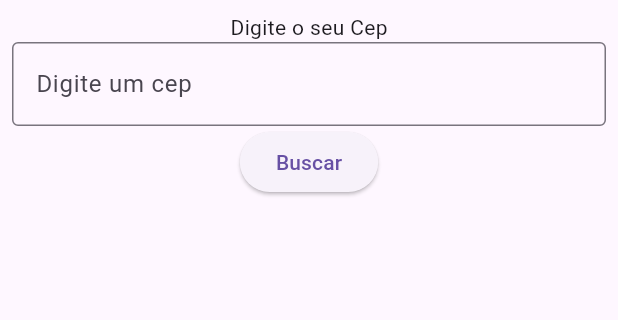
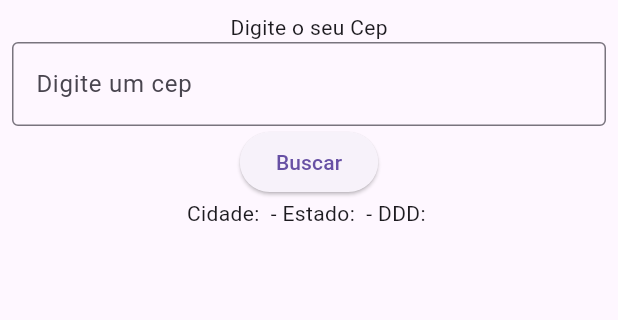
Before and after one commit to FelipeRodrigues07/project-flutter, a Flutter app: the screen it shows after launch, on a phone screen of 412 x 824 dp, the part 84-404 px from its top. Run offline on Flutter 3.47's test engine with Material 3 defaults, Android fonts, the phone set to English and light mode, and no system bars.

Commit message:
feat: add page home

```diff
--- a/lib/app/app_widget.dart
+++ b/lib/app/app_widget.dart
@@ -7,6 +7,7 @@ class AppWidget extends StatelessWidget {
   @override
   Widget build(BuildContext context) {
     return const MaterialApp(
+      debugShowCheckedModeBanner: false,
       home: HomePage(),
     );
   }
--- a/lib/app/home/home_page.dart
+++ b/lib/app/home/home_page.dart
@@ -1,3 +1,5 @@
+import 'dart:convert';
+
 import 'package:flutter/material.dart';
 import 'package:http/http.dart' as http;
 
@@ -9,12 +11,35 @@ class HomePage extends StatefulWidget {
 }
 
 class _HomePageState extends State<HomePage> {
+  TextEditingController controllerCep =
+      TextEditingController(); //função para pegar o valor
 
-  TextEditingController controllerCep = TextEditingController();  //função para pegar o valor
+  String? cidade = '';
+  String? estado = '';
+  String? ddd = '';
 
-  Future<void> searchCep(String cep) async{
+  bool isLoading = false;
+
+  Future<void> searchCep(String cep) async {
+    setState(() {
+      isLoading = true;
+    });
     String url = 'https://viacep.com.br/ws/$cep/json/';
-    final reponse = await http.get(Uri.parse(url))
+    final response = await http.get(Uri.parse(url));
+    final json = jsonDecode(response.body);
+    // print(json);
+    setState(() {
+      cidade = json['localidade'];
+      estado = json['uf'];
+      ddd = json['ddd'];
+    });
+    setState(() {
+      isLoading = false;
+    });
+  }
+
+  bool isValidFields() {
+    return cidade == null || estado == null || ddd == null ? false : true;
   }
 
   @override
@@ -22,7 +47,8 @@ class _HomePageState extends State<HomePage> {
     return Scaffold(
       appBar: AppBar(
         backgroundColor: Colors.blue,
-        title: const Text("Buscador Cep", style: TextStyle(color: Colors.white)),
+        title:
+            const Text("Buscador Cep", style: TextStyle(color: Colors.white)),
       ),
       body: Padding(
         padding: const EdgeInsets.all(8.0),
@@ -32,14 +58,18 @@ class _HomePageState extends State<HomePage> {
             TextFormField(
               controller: controllerCep,
               decoration: const InputDecoration(
-              labelText: "Digite um cep",
-              border: OutlineInputBorder()
+                  labelText: "Digite um cep", border: OutlineInputBorder()),
             ),
-          ),
-          ElevatedButton(onPressed: ()=>{
-            print("Foi digitado: ${controllerCep.text}")
-            }, child: const Text("Buscar")),
-
+            ElevatedButton(
+                onPressed: () => {
+                      searchCep(controllerCep.text),
+                    },
+                child: const Text("Buscar")),
+            isLoading == true
+                ? const CircularProgressIndicator()
+                : isValidFields()
+                    ? Text('Cidade: $cidade - Estado: $estado - DDD: $ddd')
+                    : Text("Houve um erro na requisição")
           ],
         ),
       ),
```
Lines whose indentation alone changed are shown as unchanged.
